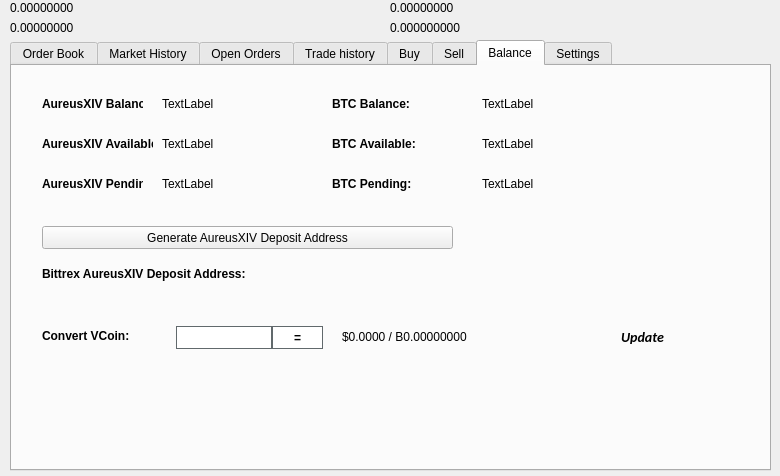
This is src/qt/forms/tradingdialog.ui in wqking-misc/AureusXIV as Qt 5 draws it before an edit. The edited form follows.
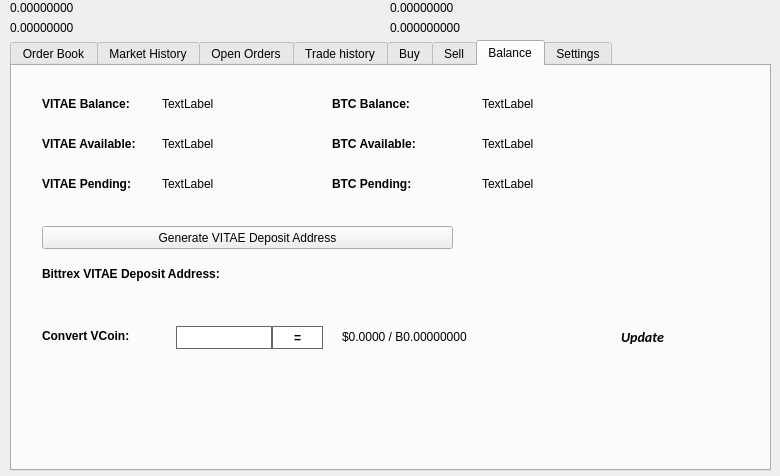
This is the edited form. The open tabs and pages were chosen to show the change. Icons and pictures are not drawn.

Diff of the .ui file:
```diff
--- a/src/qt/forms/tradingdialog.ui
+++ b/src/qt/forms/tradingdialog.ui
@@ -2762,7 +2762,7 @@
       </font>
      </property>
      <property name="text">
-      <string>AureusXIV Balance:</string>
+      <string>VITAE Balance:</string>
      </property>
     </widget>
     <widget class="QLabel" name="label_12">
@@ -2813,7 +2813,7 @@
       </font>
      </property>
      <property name="text">
-      <string>AureusXIV Available:</string>
+      <string>VITAE Available:</string>
      </property>
     </widget>
     <widget class="QLabel" name="label_14">
@@ -2832,7 +2832,7 @@
       </font>
      </property>
      <property name="text">
-      <string>AureusXIV Pending:</string>
+      <string>VITAE Pending:</string>
      </property>
     </widget>
     <widget class="QLabel" name="VITPendingLabel">
@@ -2928,7 +2928,7 @@
       </font>
      </property>
      <property name="text">
-      <string>Bittrex AureusXIV Deposit Address:</string>
+      <string>Bittrex VITAE Deposit Address:</string>
      </property>
     </widget>
     <widget class="QPushButton" name="GenDepositBTN">
@@ -2941,7 +2941,7 @@
       </rect>
      </property>
      <property name="text">
-      <string>Generate AureusXIV Deposit Address</string>
+      <string>Generate VITAE Deposit Address</string>
      </property>
      <property name="icon">
       <iconset resource="../aureusxiv.qrc">
```
Left out of the diff: 26 changed lines with no effect on the pictures.
